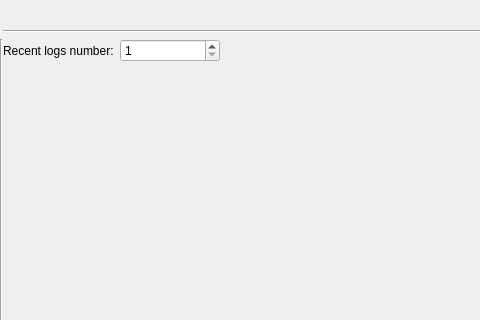
First picture: the form in ui/generalguisettings.ui, repository snip89/wsnsim-postprocessor, before the edit; both pictures show x 0 to 480 and y 0 to 320 of the 640 by 480 pixel window.
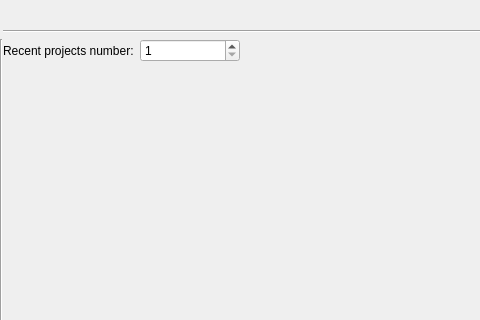
Second picture: the form after the edit.

Patch:
```diff
--- a/ui/generalguisettings.ui
+++ b/ui/generalguisettings.ui
@@ -73,7 +73,7 @@
        <item row="0" column="0">
         <widget class="QLabel" name="recentNumberLabel">
          <property name="text">
-          <string>Recent logs number:</string>
+          <string>Recent projects number:</string>
          </property>
         </widget>
        </item>
```
